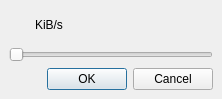
The window that src/bandwidth_limit.ui (SysAdminDoc/qBittorrent-Vanced) describes before a commit, drawn with Qt 5.
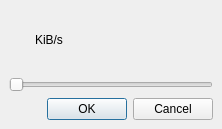
The same window after the commit.

Diff of the .ui file:
```diff
--- a/src/bandwidth_limit.ui
+++ b/src/bandwidth_limit.ui
@@ -6,7 +6,7 @@
     <x>0</x>
     <y>0</y>
     <width>222</width>
-    <height>99</height>
+    <height>129</height>
    </rect>
   </property>
   <property name="windowTitle" >
```
Left out of the diff: 16 changed lines with no effect on the pictures.
